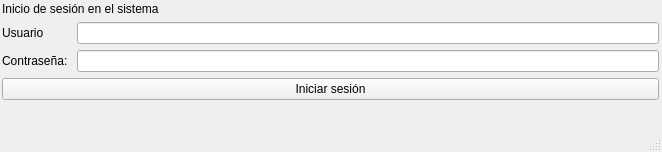
The window that UI/loginUI.ui (18Orion/GestorDePacientesRadioterapia) describes before a commit, drawn with Qt 5.
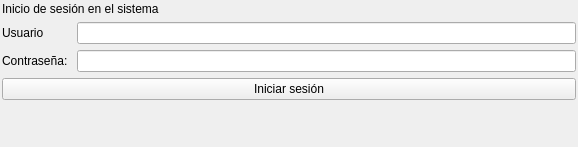
The same window after the commit.

```diff
--- a/UI/loginUI.ui
+++ b/UI/loginUI.ui
@@ -6,23 +6,14 @@
    <rect>
     <x>0</x>
     <y>0</y>
-    <width>662</width>
-    <height>152</height>
+    <width>578</width>
+    <height>147</height>
    </rect>
   </property>
   <property name="windowTitle">
    <string>login</string>
   </property>
-  <widget class="QWidget" name="centralwidget">
    <widget class="QWidget" name="formLayoutWidget">
-    <property name="geometry">
-     <rect>
-      <x>0</x>
-      <y>0</y>
-      <width>661</width>
-      <height>125</height>
-     </rect>
-    </property>
     <layout class="QFormLayout" name="formLayout">
      <property name="leftMargin">
       <number>2</number>
@@ -72,8 +63,6 @@
      </item>
     </layout>
    </widget>
-  </widget>
-  <widget class="QStatusBar" name="statusbar"/>
  </widget>
  <resources/>
  <connections/>
```
Left out of the diff: 18 changed lines with no effect on the pictures. Lines whose indentation alone changed are shown as unchanged.
